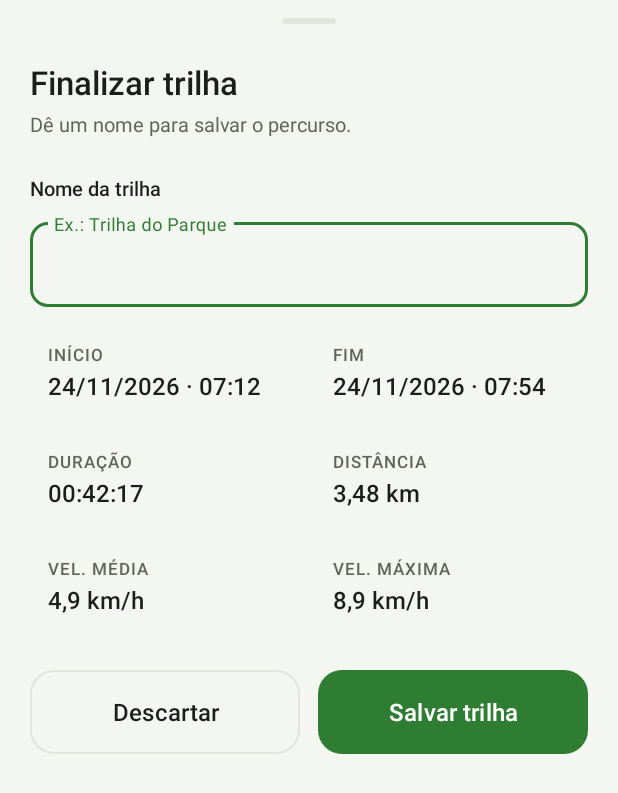
After one commit to ReynanFC/Sistema-Gerenciador-de-Trilha---Mobile, an Android app: the layout bottom_sheet_finish_trail.xml on its own in the app's theme, with its tools: preview values and no code run, on a phone screen of 412 x 824 dp. The commit adds this screen. Shown: the top 793 px of the screen. Run offline under Robolectric (Android 15) with nearby library versions, the phone set to English and light mode, and no system bars.

Commit message:
feat: Finish trail bottom sheet layout (#27)
- Name field (TextInputLayout) and 2x3 summary grid: start, end, duration, distance, average and max speed
- Discard (outlined) and Save trail buttons
- Reusable tile, text field and secondary button styles

Closes #27

```diff
--- /dev/null
+++ b/app/src/main/res/drawable/bg_sheet_handle.xml
@@ -0,0 +1,5 @@
+<?xml version="1.0" encoding="utf-8"?>
+<shape xmlns:android="http://schemas.android.com/apk/res/android" android:shape="rectangle">
+    <solid android:color="@color/outline" />
+    <corners android:radius="2dp" />
+</shape>
--- /dev/null
+++ b/app/src/main/res/drawable/bg_stat_tile.xml
@@ -0,0 +1,6 @@
+<?xml version="1.0" encoding="utf-8"?>
+<!-- Light rounded tile for a label + value pair (finish sheet summary, trail detail) -->
+<shape xmlns:android="http://schemas.android.com/apk/res/android" android:shape="rectangle">
+    <solid android:color="@color/background" />
+    <corners android:radius="@dimen/icon_corner_radius" />
+</shape>
--- /dev/null
+++ b/app/src/main/res/layout/bottom_sheet_finish_trail.xml
@@ -0,0 +1,184 @@
+<?xml version="1.0" encoding="utf-8"?>
+<!-- Finish trail sheet: name field + 2x3 summary grid + Discard / Save.
+     Shown by RecordTrailActivity in a BottomSheetDialog. Prototype: docs/prototipo/04-salvar-trilha.png -->
+<LinearLayout xmlns:android="http://schemas.android.com/apk/res/android"
+    xmlns:tools="http://schemas.android.com/tools"
+    android:layout_width="match_parent"
+    android:layout_height="wrap_content"
+    android:orientation="vertical"
+    android:paddingStart="@dimen/screen_margin"
+    android:paddingEnd="@dimen/screen_margin"
+    android:paddingBottom="@dimen/screen_margin">
+
+    <View
+        android:layout_width="@dimen/sheet_handle_width"
+        android:layout_height="@dimen/sheet_handle_height"
+        android:layout_gravity="center_horizontal"
+        android:layout_marginTop="@dimen/spacing_medium"
+        android:background="@drawable/bg_sheet_handle" />
+
+    <TextView
+        android:layout_width="wrap_content"
+        android:layout_height="wrap_content"
+        android:layout_marginTop="@dimen/spacing_large"
+        android:fontFamily="sans-serif-medium"
+        android:text="@string/finish_title"
+        android:textColor="@color/text_primary"
+        android:textSize="@dimen/text_sheet_title" />
+
+    <TextView
+        android:layout_width="wrap_content"
+        android:layout_height="wrap_content"
+        android:layout_marginTop="4dp"
+        android:text="@string/finish_subtitle"
+        android:textColor="@color/text_secondary"
+        android:textSize="@dimen/text_card_subtitle" />
+
+    <TextView
+        android:layout_width="wrap_content"
+        android:layout_height="wrap_content"
+        android:layout_marginTop="@dimen/spacing_large"
+        android:fontFamily="sans-serif-medium"
+        android:labelFor="@id/edit_trail_name"
+        android:text="@string/finish_name_label"
+        android:textColor="@color/text_primary"
+        android:textSize="@dimen/text_card_subtitle" />
+
+    <com.google.android.material.textfield.TextInputLayout
+        android:id="@+id/layout_trail_name"
+        style="@style/TrilhaApp.TextField"
+        android:layout_marginTop="@dimen/spacing_small"
+        android:hint="@string/finish_name_hint">
+
+        <com.google.android.material.textfield.TextInputEditText
+            android:id="@+id/edit_trail_name"
+            android:layout_width="match_parent"
+            android:layout_height="wrap_content"
+            android:imeOptions="actionDone"
+            android:inputType="textCapSentences"
+            android:maxLength="60"
+            android:maxLines="1" />
+    </com.google.android.material.textfield.TextInputLayout>
+
+    <!-- Summary grid: 3 rows x 2 tiles -->
+    <LinearLayout
+        android:layout_width="match_parent"
+        android:layout_height="wrap_content"
+        android:layout_marginTop="@dimen/spacing_medium"
+        android:orientation="horizontal">
+
+        <LinearLayout style="@style/TrilhaApp.Tile">
+
+            <TextView
+                style="@style/TrilhaApp.Tile.Label"
+                android:text="@string/finish_start" />
+
+            <TextView
+                android:id="@+id/text_finish_start"
+                style="@style/TrilhaApp.Tile.Value"
+                tools:text="24/11/2026 · 07:12" />
+        </LinearLayout>
+
+        <LinearLayout
+            style="@style/TrilhaApp.Tile"
+            android:layout_marginStart="@dimen/spacing_small">
+
+            <TextView
+                style="@style/TrilhaApp.Tile.Label"
+                android:text="@string/finish_end" />
+
+            <TextView
+                android:id="@+id/text_finish_end"
+                style="@style/TrilhaApp.Tile.Value"
+                tools:text="24/11/2026 · 07:54" />
+        </LinearLayout>
+    </LinearLayout>
+
+    <LinearLayout
+        android:layout_width="match_parent"
+        android:layout_height="wrap_content"
+        android:layout_marginTop="@dimen/spacing_small"
+        android:orientation="horizontal">
+
+        <LinearLayout style="@style/TrilhaApp.Tile">
+
+            <TextView
+                style="@style/TrilhaApp.Tile.Label"
+                android:text="@string/finish_duration" />
+
+            <TextView
+                android:id="@+id/text_finish_duration"
+                style="@style/TrilhaApp.Tile.Value"
+                tools:text="00:42:17" />
+        </LinearLayout>
+
+        <LinearLayout
+            style="@style/TrilhaApp.Tile"
+            android:layout_marginStart="@dimen/spacing_small">
+
+            <TextView
+                style="@style/TrilhaApp.Tile.Label"
+                android:text="@string/record_distance" />
+
+            <TextView
+                android:id="@+id/text_finish_distance"
+                style="@style/TrilhaApp.Tile.Value"
+                tools:text="3,48 km" />
+        </LinearLayout>
+    </LinearLayout>
+
+    <LinearLayout
+        android:layout_width="match_parent"
+        android:layout_height="wrap_content"
+        android:layout_marginTop="@dimen/spacing_small"
+        android:orientation="horizontal">
+
+        <LinearLayout style="@style/TrilhaApp.Tile">
+
+            <TextView
+                style="@style/TrilhaApp.Tile.Label"
+                android:text="@string/finish_average_speed" />
+
+            <TextView
+                android:id="@+id/text_finish_average_speed"
+                style="@style/TrilhaApp.Tile.Value"
+                tools:text="4,9 km/h" />
+        </LinearLayout>
+
+        <LinearLayout
+            style="@style/TrilhaApp.Tile"
+            android:layout_marginStart="@dimen/spacing_small">
+
+            <TextView
+                style="@style/TrilhaApp.Tile.Label"
+                android:text="@string/finish_max_speed" />
+
+            <TextView
+                android:id="@+id/text_finish_max_speed"
+                style="@style/TrilhaApp.Tile.Value"
+                tools:text="8,9 km/h" />
+        </LinearLayout>
+    </LinearLayout>
+
+    <LinearLayout
+        android:layout_width="match_parent"
+        android:layout_height="wrap_content"
+        android:layout_marginTop="@dimen/spacing_large"
+        android:orientation="horizontal">
+
+        <com.google.android.material.button.MaterialButton
+            android:id="@+id/button_discard"
+            style="@style/TrilhaApp.Button.Secondary"
+            android:layout_marginEnd="@dimen/spacing_medium"
+            android:text="@string/finish_discard" />
+
+        <com.google.android.material.button.MaterialButton
+            android:id="@+id/button_save_trail"
+            style="@style/TrilhaApp.Button.Primary"
+            android:layout_width="0dp"
+            android:layout_weight="1"
+            android:insetTop="0dp"
+            android:insetBottom="0dp"
+            android:text="@string/finish_save" />
+    </LinearLayout>
+</LinearLayout>
--- a/app/src/main/res/values/dimens.xml
+++ b/app/src/main/res/values/dimens.xml
@@ -47,4 +47,11 @@
     <dimen name="text_timer">40sp</dimen>
     <dimen name="text_stat_value">20sp</dimen>
     <dimen name="text_stat_unit">13sp</dimen>
+
+    <!-- Finish sheet / detail tiles -->
+    <dimen name="tile_padding">12dp</dimen>
+    <dimen name="text_tile_value">16sp</dimen>
+    <dimen name="text_sheet_title">22sp</dimen>
+    <dimen name="sheet_handle_width">36dp</dimen>
+    <dimen name="sheet_handle_height">4dp</dimen>
 </resources>
--- a/app/src/main/res/values/strings.xml
+++ b/app/src/main/res/values/strings.xml
@@ -72,4 +72,28 @@
     <string name="permission_continue">Continuar</string>
     <string name="permission_try_again">Tentar novamente</string>
     <string name="permission_open_settings">Abrir configurações</string>
+
+    <!-- Finish trail sheet -->
+    <string name="finish_title">Finalizar trilha</string>
+    <string name="finish_subtitle">Dê um nome para salvar o percurso.</string>
+    <string name="finish_name_label">Nome da trilha</string>
+    <string name="finish_name_hint">Ex.: Trilha do Parque</string>
+    <string name="finish_name_required">Informe um nome para a trilha</string>
+    <string name="finish_start">Início</string>
+    <string name="finish_end">Fim</string>
+    <string name="finish_duration">Duração</string>
+    <string name="finish_average_speed">Vel. média</string>
+    <string name="finish_max_speed">Vel. máxima</string>
+    <string name="finish_discard">Descartar</string>
+    <string name="finish_save">Salvar trilha</string>
+    <string name="finish_saved">Trilha salva</string>
+    <string name="finish_save_error">Não foi possível salvar a trilha</string>
+    <string name="finish_discard_title">Descartar trilha?</string>
+    <string name="finish_discard_message">O percurso gravado será perdido.</string>
+    <string name="finish_no_points_title">Nenhuma posição gravada</string>
+    <string name="finish_no_points_message">O GPS ainda não registrou nenhum ponto válido. Continue gravando ou descarte a trilha.</string>
+    <string name="finish_keep_recording">Continuar gravando</string>
+    <string name="value_km">%1$s km</string>
+    <string name="value_kmh">%1$s km/h</string>
+    <string name="action_cancel">Cancelar</string>
 </resources>
--- a/app/src/main/res/values/styles.xml
+++ b/app/src/main/res/values/styles.xml
@@ -214,4 +214,53 @@
         <item name="android:textColor">@color/text_on_primary</item>
         <item name="iconTint">@color/text_on_primary</item>
     </style>
+
+    <!-- Label + value tile (finish sheet grid, detail panel) -->
+    <style name="TrilhaApp.Tile" parent="">
+        <item name="android:layout_width">0dp</item>
+        <item name="android:layout_height">wrap_content</item>
+        <item name="android:layout_weight">1</item>
+        <item name="android:background">@drawable/bg_stat_tile</item>
+        <item name="android:orientation">vertical</item>
+        <item name="android:padding">@dimen/tile_padding</item>
+    </style>
+
+    <style name="TrilhaApp.Tile.Label" parent="TrilhaApp.SectionLabel">
+        <item name="android:textSize">11sp</item>
+    </style>
+
+    <style name="TrilhaApp.Tile.Value" parent="">
+        <item name="android:layout_width">wrap_content</item>
+        <item name="android:layout_height">wrap_content</item>
+        <item name="android:layout_marginTop">2dp</item>
+        <item name="android:fontFamily">sans-serif-medium</item>
+        <item name="android:textColor">@color/text_primary</item>
+        <item name="android:textSize">@dimen/text_tile_value</item>
+    </style>
+
+    <!-- Outlined text field with the app corner radius and green focus -->
+    <style name="TrilhaApp.TextField" parent="Widget.Material3.TextInputLayout.OutlinedBox">
+        <item name="android:layout_width">match_parent</item>
+        <item name="android:layout_height">wrap_content</item>
+        <item name="boxCornerRadiusTopStart">@dimen/icon_corner_radius</item>
+        <item name="boxCornerRadiusTopEnd">@dimen/icon_corner_radius</item>
+        <item name="boxCornerRadiusBottomStart">@dimen/icon_corner_radius</item>
+        <item name="boxCornerRadiusBottomEnd">@dimen/icon_corner_radius</item>
+        <item name="boxStrokeColor">@color/green_primary</item>
+        <item name="hintTextColor">@color/green_primary</item>
+    </style>
+
+    <!-- White outlined secondary button (Descartar) -->
+    <style name="TrilhaApp.Button.Secondary" parent="Widget.Material3.Button.OutlinedButton">
+        <item name="android:layout_width">0dp</item>
+        <item name="android:layout_height">@dimen/button_height</item>
+        <item name="android:layout_weight">1</item>
+        <item name="android:textSize">@dimen/text_button</item>
+        <item name="android:fontFamily">sans-serif-medium</item>
+        <item name="android:textColor">@color/text_primary</item>
+        <item name="strokeColor">@color/outline</item>
+        <item name="cornerRadius">@dimen/card_corner_radius</item>
+        <item name="android:insetTop">0dp</item>
+        <item name="android:insetBottom">0dp</item>
+    </style>
 </resources>
```
